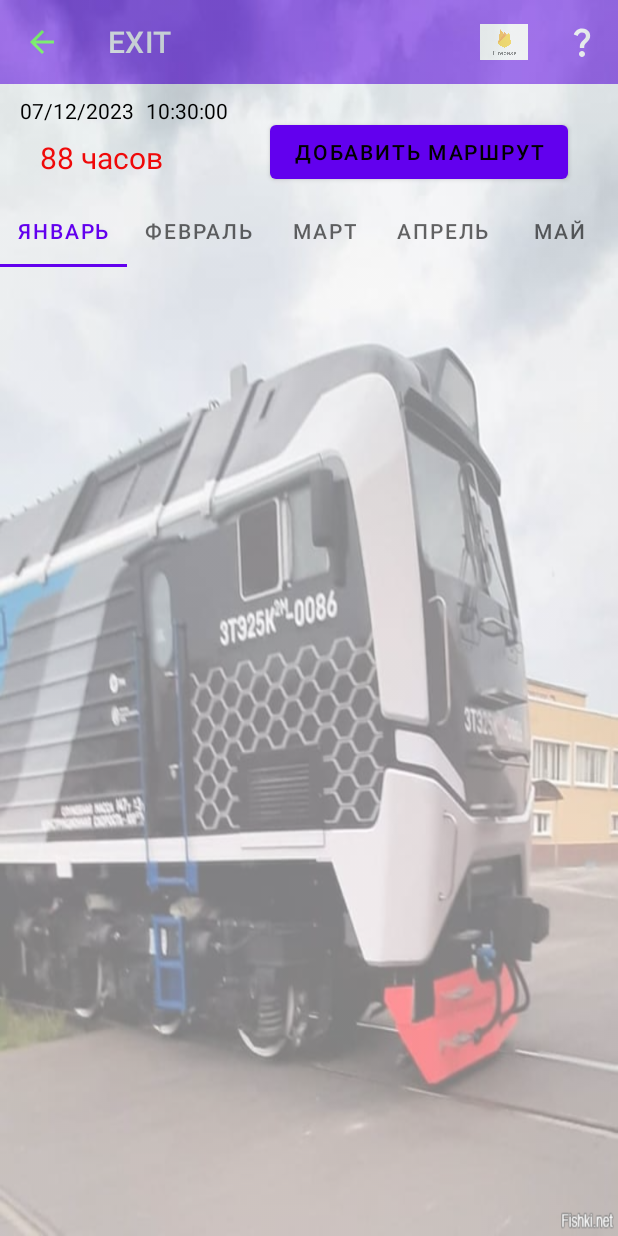
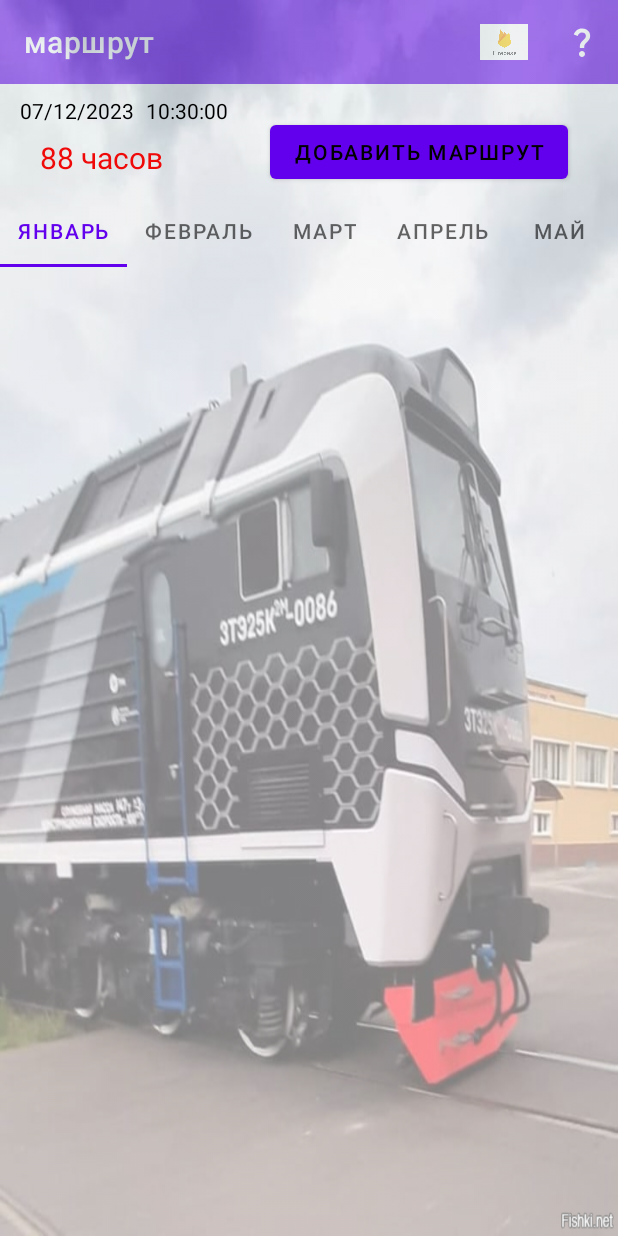
Before and after one commit to AlekseyUsk/Driver_route, an Android app: the screen it shows after launch (MainActivity), on a phone screen of 412 x 824 dp. Run offline under Robolectric (Android 15) with nearby library versions, the phone set to English and light mode, and no system bars; our stand-ins replace Firebase (no records; nobody signed in at launch, a user with empty details on screens opened directly), Room's generated code, navigation-ui.

Commit message:
Добавил Toolbar и стрелку домой ,меню в toolbar и сделал кликабельным во фрагментах mainfr  и fairBaseFr | проблема осталась - при нажатии стркелки back с fairBaseFr перехоит на mainFr и заголовок меняется вместо маршрут пишет название фрагмента

```diff
--- a/app/src/main/AndroidManifest.xml
+++ b/app/src/main/AndroidManifest.xml
@@ -10,7 +10,7 @@
         android:dataExtractionRules="@xml/data_extraction_rules"
         android:fullBackupContent="@xml/backup_rules"
         android:icon="@mipmap/ic_launcher"
-        android:label="@string/app_name"
+        android:label="@string/title_app"
         android:roundIcon="@mipmap/ic_launcher_round"
         android:supportsRtl="true"
         android:theme="@style/Theme.DriversRoute"
--- a/app/src/main/java/com/bignerdranch/android/driversroute/viewmodel/MainFragment.kt
+++ b/app/src/main/java/com/bignerdranch/android/driversroute/viewmodel/MainFragment.kt
@@ -1,18 +1,29 @@
 package com.bignerdranch.android.driversroute.viewmodel
 
 import android.os.Bundle
-import android.view.LayoutInflater
-import android.view.View
-import android.view.ViewGroup
+import android.view.*
 import android.widget.Toast
+import androidx.appcompat.app.AppCompatActivity
 import androidx.fragment.app.Fragment
 import androidx.fragment.app.FragmentActivity
+import androidx.fragment.app.FragmentManager
 import androidx.fragment.app.activityViewModels
+import androidx.navigation.NavController
 import androidx.navigation.findNavController
+import androidx.navigation.fragment.FragmentNavigator
+import androidx.navigation.fragment.NavHostFragment
+import androidx.navigation.fragment.findNavController
+import androidx.navigation.ui.AppBarConfiguration
+import androidx.navigation.ui.NavigationUI
+import androidx.navigation.ui.onNavDestinationSelected
+import androidx.navigation.ui.setupWithNavController
 import com.bignerdranch.android.driversroute.R
 import com.bignerdranch.android.driversroute.databinding.FragmentMainBinding
+import com.bignerdranch.android.driversroute.repository.firebase.FireBaseInfoFragment
 import com.bignerdranch.android.driversroute.ui.fragment.fragmentsOfMonthsOfTheYear.*
 import com.bignerdranch.android.driversroute.viewpager2.ViewPagerAdapter
+import com.google.android.material.appbar.AppBarLayout
+import com.google.android.material.internal.NavigationMenuView
 import com.google.android.material.tabs.TabLayoutMediator
 import java.text.SimpleDateFormat
 import java.util.*
@@ -62,33 +73,44 @@ class MainFragment : Fragment() {
     override fun onViewCreated(view: View, savedInstanceState: Bundle?) {
         super.onViewCreated(view, savedInstanceState)
 
-        toolbarMenu()
         currentDateTime()
         onClick()
         init()
         monitoringOfTheReceivedData()
+
+
+        toolbarMenuWithNavigation() //toolbar в связке с navigation
+        setHasOptionsMenu(true) //добавляет панель меню в toolbar 2
     }
 
-    private fun toolbarMenu() {
-        //меню раздул в toolbar
-        binding.toolbar.apply {
-            inflateMenu(R.menu.menu)
-        }
-        binding.toolbar.apply {
-            setNavigationIcon(R.drawable.ic_baseline_arrow_back_24)
-            title = "EXIT"
+    //добавляет панель меню в toolbar 1
+    override fun onCreateOptionsMenu(menu: Menu, inflater: MenuInflater) {
+        requireActivity().menuInflater.inflate(R.menu.menu, menu)
+       return super.onCreateOptionsMenu(menu,inflater)
+    }
+    //реакция на клики меню toolbar 3
+    override fun onOptionsItemSelected(item: MenuItem): Boolean {
+        val navController = requireActivity().findNavController(R.id.nav_host_fragment)
+        return item.onNavDestinationSelected(navController)
+                || super.onOptionsItemSelected(item)
+    }
 
-            //стрелка навигации HOME
-            setNavigationOnClickListener {
-                requireActivity().finish()
-            }
-        }
-        binding.toolbar.setOnMenuItemClickListener {
-            when (it.itemId) {
-                R.id.menuFb -> Toast.makeText(requireActivity(), "НАЖАЛ", Toast.LENGTH_LONG).show()
-            }
-            true
-        }
+    private fun toolbarMenuWithNavigation() {
+        //добавил toolbar
+        val toolbar = binding.toolbar
+        (activity as AppCompatActivity).setSupportActionBar(toolbar)
+        toolbar.setTitle(R.string.title_app)
+
+        //получаем ссылку на котролер навигации из хоста
+        var navHostFragment = requireActivity().supportFragmentManager
+            .findFragmentById(R.id.nav_host_fragment) as NavHostFragment
+        val navController = navHostFragment.navController
+
+        //связываем панель инструментов с графои навигации
+        val builder = AppBarConfiguration.Builder(navController.graph)
+        val appBarConfiguration = builder.build()
+        //применяет конфигурацию к панели инструментов
+        toolbar.setupWithNavController(navController, appBarConfiguration)
     }
 
     private fun init() = with(binding) {
--- a/app/src/main/res/menu/menu.xml
+++ b/app/src/main/res/menu/menu.xml
@@ -8,7 +8,7 @@
         app:showAsAction="always"
         android:orderInCategory="100"/>
     <item
-        android:id="@+id/menuFb"
+        android:id="@+id/fireBaseInfoFragment"
         android:icon="@drawable/firebase"
         android:title="FireBase"
         app:showAsAction="always"
--- a/app/src/main/res/navigation/navigation_graph.xml
+++ b/app/src/main/res/navigation/navigation_graph.xml
@@ -9,54 +9,59 @@
         android:id="@+id/mainFragment"
         android:name="com.bignerdranch.android.driversroute.viewmodel.MainFragment"
         android:label="fragment_main"
-        tools:layout="@layout/fragment_main" >
+        tools:layout="@layout/fragment_main">
         <action
             android:id="@+id/action_mainFragment_to_dataEntryFragment"
             app:destination="@id/dataEntryFragment" />
         <argument
             android:name="receivedDate"
-            app:argType="string"
-            android:defaultValue='' />
+            android:defaultValue=''
+            app:argType="string" />
         <argument
             android:name="receivedAssistant"
-            app:argType="string"
-            android:defaultValue="" />
+            android:defaultValue=""
+            app:argType="string" />
         <argument
             android:name="receivedTime"
-            app:argType="string"
-            android:defaultValue=""/>
+            android:defaultValue=""
+            app:argType="string" />
         <argument
             android:name="receivedRoute"
-            app:argType="string"
-            android:defaultValue=""/>
+            android:defaultValue=""
+            app:argType="string" />
         <argument
             android:name="receivedEm"
-            app:argType="string"
-            android:defaultValue=""/>
+            android:defaultValue=""
+            app:argType="string" />
         <argument
             android:name="receivedEndOfWork"
-            app:argType="string"
-            android:defaultValue=""/>
+            android:defaultValue=""
+            app:argType="string" />
         <argument
             android:name="receivedWorking"
-            app:argType="string"
-            android:defaultValue=""/>
+            android:defaultValue=""
+            app:argType="string" />
         <argument
             android:name="receivedFinalHours"
-            app:argType="string"
-            android:defaultValue=""/>
+            android:defaultValue=""
+            app:argType="string" />
         <argument
             android:name="receivedMonth"
-            app:argType="string"
-            android:defaultValue=""/>
+            android:defaultValue=""
+            app:argType="string" />
     </fragment>
     <fragment
         android:id="@+id/dataEntryFragment"
         android:name="com.bignerdranch.android.driversroute.ui.fragment.DataEntryFragment"
         android:label="fragment_data_entry"
-        tools:layout="@layout/fragment_data_entry" >
+        tools:layout="@layout/fragment_data_entry">
         <action
             android:id="@+id/action_dataEntryFragment_to_mainFragment"
             app:destination="@id/mainFragment" />
     </fragment>
+    <fragment
+        android:id="@+id/fireBaseInfoFragment"
+        android:name="com.bignerdranch.android.driversroute.repository.firebase.FireBaseInfoFragment"
+        android:label="FireBase"
+        tools:layout="@layout/fragment_fire_base_info" />
 </navigation>
--- a/app/src/main/res/values/strings.xml
+++ b/app/src/main/res/values/strings.xml
@@ -2,6 +2,8 @@
     <string name="app_name">Driver\'s route</string>
     <!-- TODO: Remove or change this placeholder text -->
     <string name="hello_blank_fragment">Hello blank fragment</string>
+
+    <string name="title_app">маршрут</string>
 
     <string-array name="month">
         <item>январь</item>
```
Also changed, not shown: app/src/main/java/com/bignerdranch/android/driversroute/repository/firebase/FireBaseInfoFragment.kt (+34 -1 lines), app/src/main/res/layout/fragment_fire_base_info.xml (+20 -7 lines).
